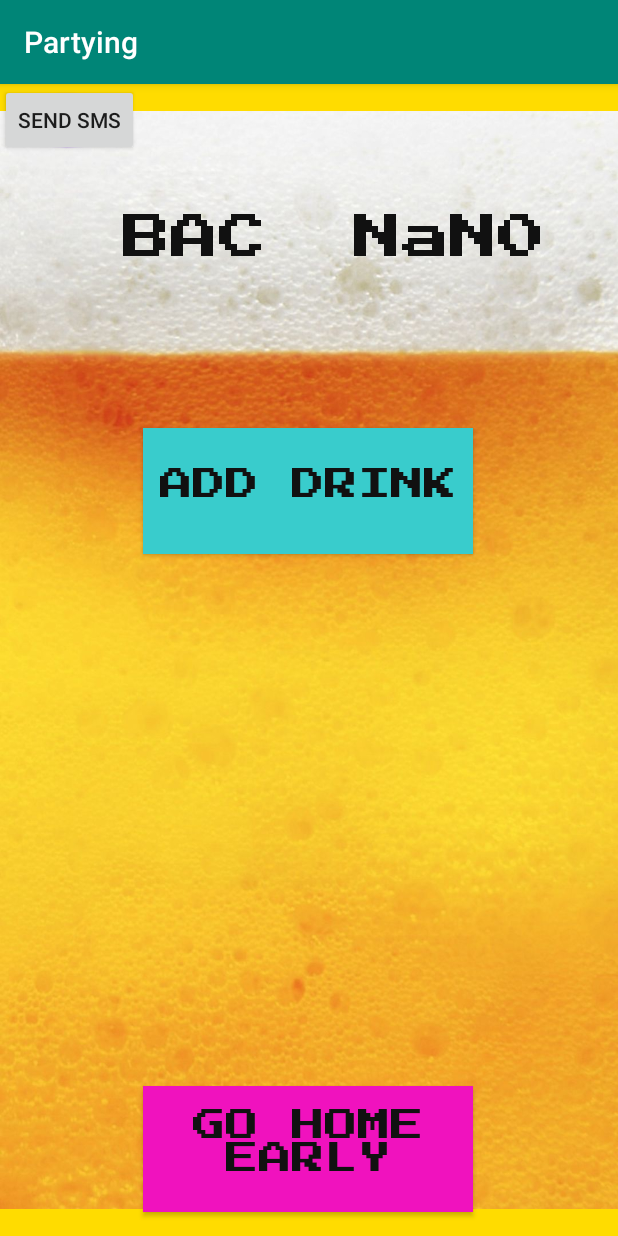
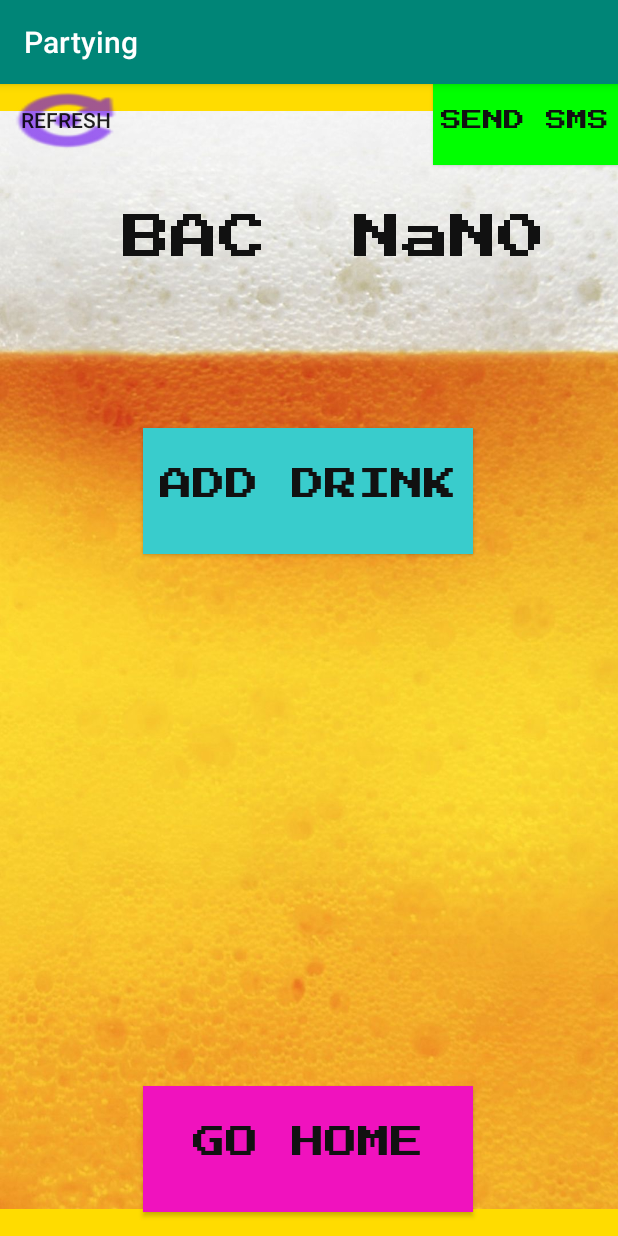
Before and after one commit to bengw99/PartyPal2, an Android app: the Partying screen opened directly, with no data from a screen before it, on a phone screen of 412 x 824 dp. Run offline under Robolectric (Android 15) with nearby library versions, the phone set to English and light mode, and no system bars; Roboto replaces fonts that are not available here.

Commit message:
new launcher

```diff
--- a/app/src/main/res/layout/content_partying.xml
+++ b/app/src/main/res/layout/content_partying.xml
@@ -78,7 +78,7 @@
         android:layout_marginBottom="16dp"
         android:background="#F012BE"
         android:fontFamily="@font/press_start_2p"
-        android:text="Go Home Early"
+        android:text="Go Home"
         android:textColor="#111111"
         android:textSize="22dp"
         app:layout_constraintBottom_toBottomOf="parent"
@@ -106,8 +106,19 @@
 
     <Button
         android:id="@+id/sendsmsbutton"
-        android:layout_width="wrap_content"
-        android:layout_height="wrap_content"
-        android:text="Send SMS" />
+        android:layout_width="123dp"
+        android:layout_height="54dp"
+        android:background="#00ff00"
+        android:fontFamily="@font/press_start_2p"
+        android:text="Send SMS"
+        android:textColor="#111111"
+        app:layout_constraintBottom_toBottomOf="parent"
+        app:layout_constraintEnd_toEndOf="parent"
+        app:layout_constraintHorizontal_bias="1.0"
+        app:layout_constraintLeft_toLeftOf="parent"
+        app:layout_constraintRight_toRightOf="parent"
+        app:layout_constraintStart_toStartOf="parent"
+        app:layout_constraintTop_toTopOf="parent"
+        app:layout_constraintVertical_bias="0.0" />
 
 </android.support.constraint.ConstraintLayout>
--- a/app/src/main/res/mipmap-anydpi-v26/ic_launcher.xml
+++ b/app/src/main/res/mipmap-anydpi-v26/ic_launcher.xml
@@ -1,5 +1,5 @@
 <?xml version="1.0" encoding="utf-8"?>
 <adaptive-icon xmlns:android="http://schemas.android.com/apk/res/android">
-    <background android:drawable="@drawable/ic_launcher_background" />
-    <foreground android:drawable="@drawable/ic_launcher_foreground" />
+    <background android:drawable="@mipmap/ic_launcher_background"/>
+    <foreground android:drawable="@mipmap/ic_launcher_foreground"/>
 </adaptive-icon>
--- a/app/src/main/res/mipmap-anydpi-v26/ic_launcher_round.xml
+++ b/app/src/main/res/mipmap-anydpi-v26/ic_launcher_round.xml
@@ -1,5 +1,5 @@
 <?xml version="1.0" encoding="utf-8"?>
 <adaptive-icon xmlns:android="http://schemas.android.com/apk/res/android">
-    <background android:drawable="@drawable/ic_launcher_background" />
-    <foreground android:drawable="@drawable/ic_launcher_foreground" />
+    <background android:drawable="@mipmap/ic_launcher_background"/>
+    <foreground android:drawable="@mipmap/ic_launcher_foreground"/>
 </adaptive-icon>
```
Also changed, not shown: app/src/main/res/mipmap-hdpi/ic_launcher.png, app/src/main/res/mipmap-hdpi/ic_launcher_round.png, app/src/main/res/mipmap-mdpi/ic_launcher.png, app/src/main/res/mipmap-mdpi/ic_launcher_round.png, app/src/main/res/mipmap-xhdpi/ic_launcher.png, app/src/main/res/mipmap-xhdpi/ic_launcher_round.png, app/src/main/res/mipmap-xxhdpi/ic_launcher.png, app/src/main/res/mipmap-xxhdpi/ic_launcher_round.png, app/src/main/res/mipmap-xxxhdpi/ic_launcher.png, app/src/main/res/mipmap-xxxhdpi/ic_launcher_round.png.
